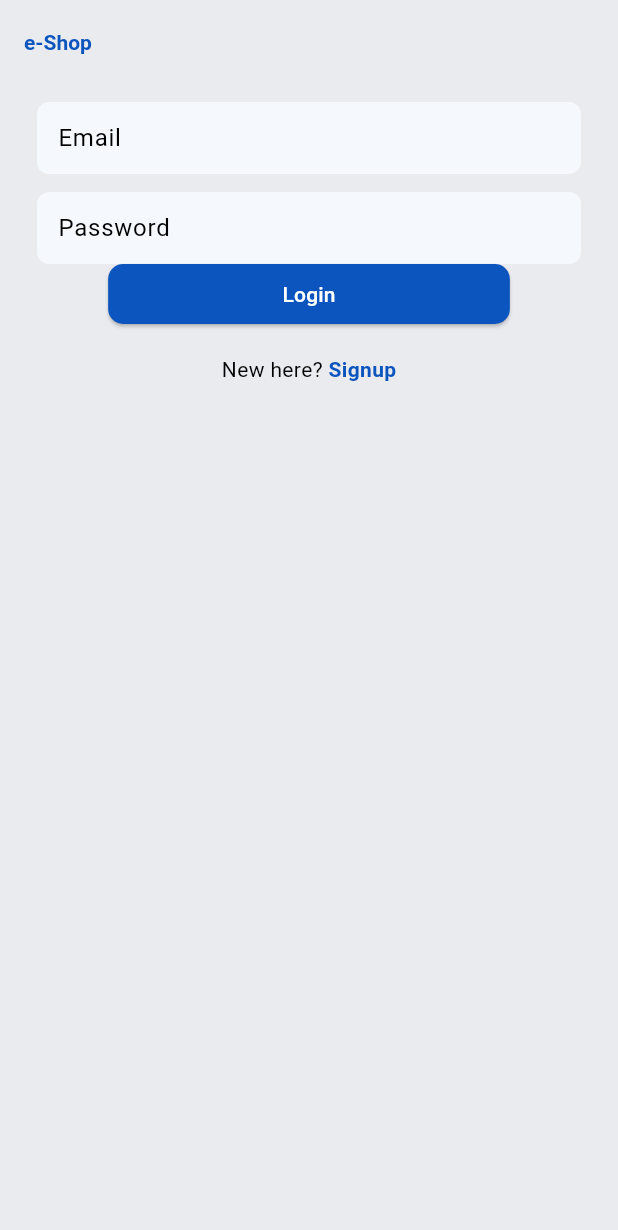
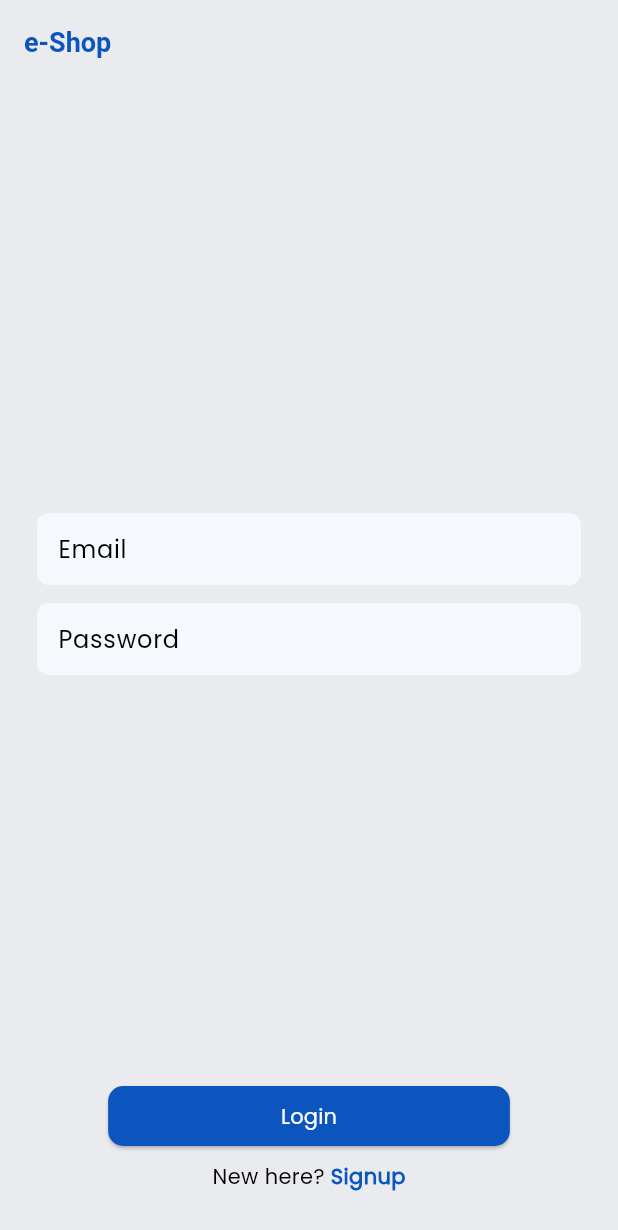
Before and after one commit to muhammed-shadil/E-commerce-api, a Flutter app: the screen it shows after launch, after a tap on "Signup", after a tap on "Login", on a phone screen of 412 x 824 dp. Shown: the top 1230 px of the screen. Run offline on Flutter 3.47's test engine with Material 3 defaults, Android fonts, the phone set to English and light mode, and no system bars; our stand-ins replace cloud_firestore, firebase_auth, firebase_core, firebase_remote_config, shimmer; accounts and stored records are empty.

Commit message:
final commit

```diff
--- a/lib/core/constants.dart
+++ b/lib/core/constants.dart
@@ -19,8 +19,11 @@ class Constants {
 ///
 class Styles {
   static const TextStyle titlestyle =
-      TextStyle(color: Constants.primarycolor, fontWeight: FontWeight.bold);
+      TextStyle(color: Constants.primarycolor, fontWeight: FontWeight.bold,fontSize: 18);
 
+
+  static const TextStyle authbuttonstyle =
+      TextStyle(color: Constants.primarycolor, fontWeight: FontWeight.bold,);
   static const TextStyle cardtitlestyle =
       TextStyle(color: Constants.black, fontWeight: FontWeight.bold);
 
--- a/lib/main.dart
+++ b/lib/main.dart
@@ -36,6 +36,7 @@ class MyApp extends StatelessWidget {
         )
       ],
       child: MaterialApp(
+        theme: ThemeData(fontFamily: "poppin"),
         debugShowCheckedModeBanner: false,
         home: user != null ? const HomeScreen() : SignupScreen(),
       ),
--- a/lib/presentation/view/authentication/view/login_screen.dart
+++ b/lib/presentation/view/authentication/view/login_screen.dart
@@ -10,13 +10,13 @@ import 'package:provider/provider.dart';
 class LoginScreen extends StatelessWidget {
   LoginScreen({super.key});
   final GlobalKey<FormState> formKey = GlobalKey<FormState>();
-  final TextEditingController name = TextEditingController();
   final TextEditingController email = TextEditingController();
   final TextEditingController password = TextEditingController();
 
   @override
   Widget build(BuildContext context) {
     final authProvider = Provider.of<AuthProvider>(context);
+    final mediaQuery = MediaQuery.of(context);
 
     return Scaffold(
       backgroundColor: Constants.backgroundcolor,
@@ -24,12 +24,18 @@ class LoginScreen extends StatelessWidget {
         automaticallyImplyLeading: false,
         titleTextStyle: Styles.titlestyle,
         backgroundColor: Constants.backgroundcolor,
-        title: const Text(
-          "e-Shop",
-        ),
+        title: const Text("e-Shop"),
       ),
       body: SingleChildScrollView(
-        child: Center(
+        child: ConstrainedBox(
+          constraints: BoxConstraints(
+            minHeight: mediaQuery.size.height -
+                mediaQuery.padding.top -
+                kToolbarHeight,
+          ),
+          child: IntrinsicHeight(
+            child: Padding(
+              padding: const EdgeInsets.symmetric(horizontal: 16),
               child: Form(
                 key: formKey,
                 child: Column(
@@ -41,7 +47,7 @@ class LoginScreen extends StatelessWidget {
                       child: MainTextfield(
                         controller: email,
                         hinttext: "Email",
-                    keyboard: TextInputType.name,
+                        keyboard: TextInputType.emailAddress,
                         validator: (value) {
                           if (value == null || value.isEmpty) {
                             return "Please enter a valid email";
@@ -56,7 +62,7 @@ class LoginScreen extends StatelessWidget {
                     MainTextfield(
                       controller: password,
                       hinttext: "Password",
-                  keyboard: TextInputType.name,
+                      keyboard: TextInputType.visiblePassword,
                       validator: (value) {
                         if (value == null || value.isEmpty) {
                           return "Please enter a password";
@@ -90,7 +96,8 @@ class LoginScreen extends StatelessWidget {
                                   ..showSnackBar(
                                     SnackBar(content: Text(authProvider.error)),
                                   );
-                          } else if (authProvider.status == Status.loggedIn) {
+                              } else if (authProvider.status ==
+                                  Status.loggedIn) {
                                 Navigator.pushReplacement(
                                     context,
                                     MaterialPageRoute(
@@ -107,26 +114,27 @@ class LoginScreen extends StatelessWidget {
                     ),
                     Padding(
                       padding: const EdgeInsets.symmetric(vertical: 10.0),
-                  child: Padding(
-                      padding: const EdgeInsets.symmetric(vertical: 10.0),
                       child: Row(
                         mainAxisAlignment: MainAxisAlignment.center,
                         children: [
                           const Text("New here? ", style: Styles.textStyle),
                           InkWell(
                             onTap: () {
-                                Navigator.push(
+                              Navigator.pushReplacement(
                                   context,
                                   MaterialPageRoute(
                                       builder: (_) => SignupScreen()));
                             },
                             child: const Text("Signup",
-                                  style: Styles.titlestyle))
+                                style: Styles.authbuttonstyle),
+                          ),
                         ],
-                      )),
                       ),
-                Spacetaker.hieght20
+                    ),
+                    Spacetaker.hieght20,
                   ],
+                ),
+              ),
             ),
           ),
         ),
--- a/lib/presentation/view/authentication/view/signup_screen.dart
+++ b/lib/presentation/view/authentication/view/signup_screen.dart
@@ -11,24 +11,33 @@ class SignupScreen extends StatelessWidget {
   SignupScreen({super.key});
 
   final GlobalKey<FormState> formKey = GlobalKey<FormState>();
+
   @override
   Widget build(BuildContext context) {
     final authProvider = Provider.of<AuthProvider>(context);
+    final mediaQuery = MediaQuery.of(context);
 
     final TextEditingController name = TextEditingController();
     final TextEditingController email = TextEditingController();
     final TextEditingController password = TextEditingController();
+
     return Scaffold(
       backgroundColor: Constants.backgroundcolor,
       appBar: AppBar(
         titleTextStyle: Styles.titlestyle,
         backgroundColor: Constants.backgroundcolor,
-        title: const Text(
-          "e-Shop",
-        ),
+        title: const Text("e-Shop"),
       ),
       body: SingleChildScrollView(
-        child: Center(
+        child: ConstrainedBox(
+          constraints: BoxConstraints(
+            minHeight: mediaQuery.size.height -
+                mediaQuery.padding.top -
+                kToolbarHeight,
+          ),
+          child: IntrinsicHeight(
+            child: Padding(
+              padding: const EdgeInsets.symmetric(horizontal: 16),
               child: Form(
                 key: formKey,
                 child: Column(
@@ -53,7 +62,7 @@ class SignupScreen extends StatelessWidget {
                       child: MainTextfield(
                         controller: email,
                         hinttext: "Email",
-                    keyboard: TextInputType.name,
+                        keyboard: TextInputType.emailAddress,
                         validator: (value) {
                           if (value == null || value.isEmpty) {
                             return "Please enter a valid email";
@@ -68,7 +77,7 @@ class SignupScreen extends StatelessWidget {
                     MainTextfield(
                       controller: password,
                       hinttext: "Password",
-                  keyboard: TextInputType.name,
+                      keyboard: TextInputType.visiblePassword,
                       validator: (value) {
                         if (value == null || value.isEmpty) {
                           return "Please enter a password";
@@ -127,16 +136,21 @@ class SignupScreen extends StatelessWidget {
                               style: Styles.textStyle),
                           InkWell(
                             onTap: () {
-                              Navigator.push(
+                              Navigator.pushReplacement(
                                   context,
                                   MaterialPageRoute(
                                       builder: (_) => LoginScreen()));
                             },
-                            child: const Text("Login", style: Styles.titlestyle))
+                            child: const Text("Login",
+                                style: Styles.authbuttonstyle),
+                          ),
                         ],
-                    )),
-                Spacetaker.hieght20
+                      ),
+                    ),
+                    Spacetaker.hieght20,
                   ],
+                ),
+              ),
             ),
           ),
         ),
--- a/lib/presentation/view/home/widgets/shimmer.dart
+++ b/lib/presentation/view/home/widgets/shimmer.dart
@@ -25,7 +25,8 @@ class ShimmerCard extends StatelessWidget {
             height: 120,
             width: 100,
             decoration: BoxDecoration(
-                color: Colors.amber, borderRadius: BorderRadius.circular(10)),
+                color: const Color.fromARGB(255, 237, 237, 236),
+                borderRadius: BorderRadius.circular(10)),
           ),
         );
       },
```
Also changed, not shown: pubspec.yaml (+4 -4 lines), assets/Poppins-Regular.ttf (added). Lines whose indentation alone changed are shown as unchanged.
